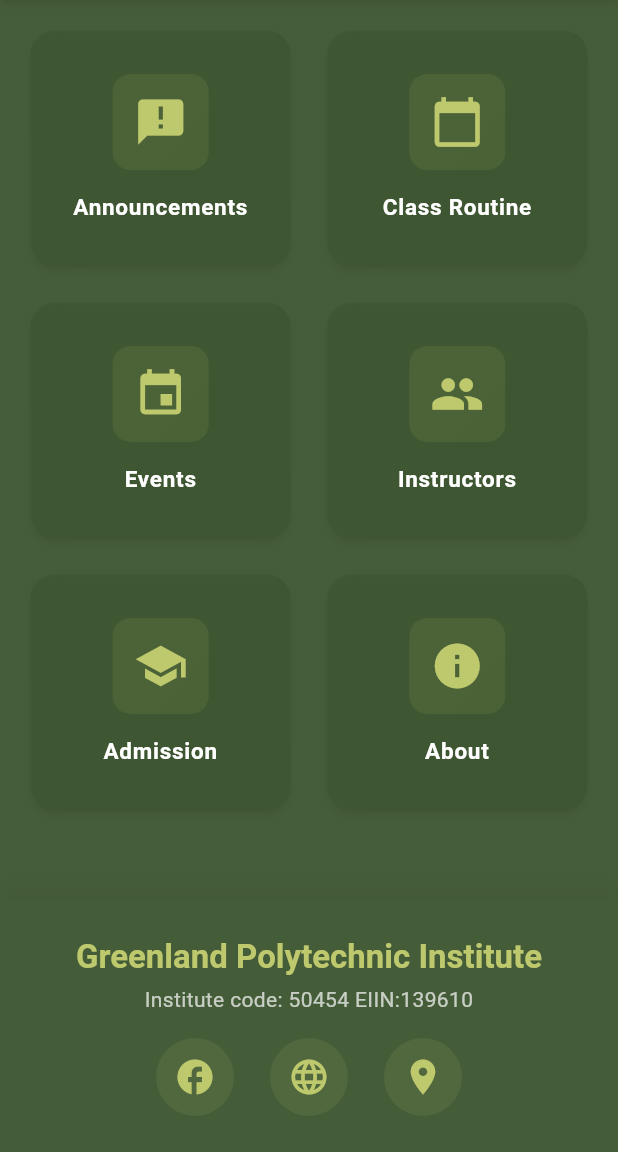
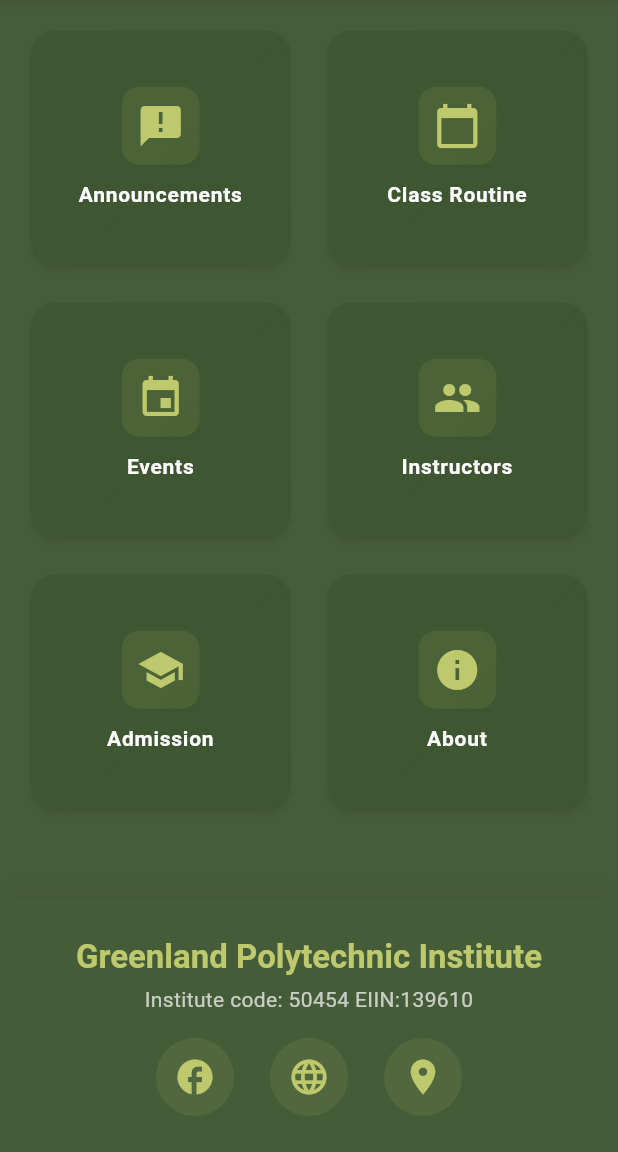
Before and after one commit to mefury/gpiportalclient, a Flutter app: the screen it shows after launch, on a phone screen of 412 x 824 dp, the part 84-1236 px from its top. Run offline on Flutter 3.47's test engine with Material 3 defaults, Android fonts, the phone set to English and light mode, and no system bars; our stand-ins replace get, supabase_flutter; missing offline and left inert: dart:html, image_picker_web; accounts and stored records are empty.

Commit message:
desktopview update

```diff
--- a/lib/app/ui/pages/home_page.dart
+++ b/lib/app/ui/pages/home_page.dart
@@ -53,11 +53,12 @@ class HomePage extends StatelessWidget {
                 ),
               ),
               child: GridView.count(
-                crossAxisCount: size.width < 600 ? 2 : 3, // 3 columns for larger screens
+                shrinkWrap: true,
+                crossAxisCount: 2, // Always use 2 columns since we're in mobile width
                 padding: EdgeInsets.all(buttonPadding),
                 mainAxisSpacing: buttonPadding,
                 crossAxisSpacing: buttonPadding,
-                childAspectRatio: 1.1, // Make buttons slightly taller than wide
+                childAspectRatio: 1.1, // Keep the existing aspect ratio
                 children: [
                   _buildMenuButton(
                     context,
@@ -118,6 +119,7 @@ class HomePage extends StatelessWidget {
               ],
             ),
             child: Column(
+              mainAxisSize: MainAxisSize.min,
               children: [
                 Text(
                   'Greenland Polytechnic Institute',
@@ -190,25 +192,26 @@ class HomePage extends StatelessWidget {
             ),
           ),
           child: Column(
+            mainAxisSize: MainAxisSize.min,
             mainAxisAlignment: MainAxisAlignment.center,
             children: [
               Container(
-                padding: EdgeInsets.all(isSmallScreen ? 12 : 14),
+                padding: EdgeInsets.all(isSmallScreen ? 8 : 10),
                 decoration: BoxDecoration(
                   color: Theme.of(context).colorScheme.primary.withOpacity(0.1),
                   borderRadius: BorderRadius.circular(12),
                 ),
                 child: Icon(
                   icon,
-                  size: isSmallScreen ? 32 : 36,
+                  size: isSmallScreen ? 28 : 32,
                   color: Theme.of(context).colorScheme.primary,
                 ),
               ),
-              SizedBox(height: isSmallScreen ? 12 : 14),
+              SizedBox(height: isSmallScreen ? 8 : 10),
               Text(
                 label,
                 style: TextStyle(
-                  fontSize: isSmallScreen ? 14 : 15,
+                  fontSize: isSmallScreen ? 13 : 14,
                   fontWeight: FontWeight.w600,
                   color: Theme.of(context).colorScheme.onSurface,
                   letterSpacing: 0.5,
--- a/lib/main.dart
+++ b/lib/main.dart
@@ -9,13 +9,18 @@ import 'app/controllers/announcement_controller.dart';
 void main() async {
   WidgetsFlutterBinding.ensureInitialized();
 
-  await Supabase.initialize(
-    url: 'http://supabasekong-rk0cg8o4088wk0wcccss4804.172.86.88.103.sslip.io',
-    anonKey: 'eyJ0eXAiOiJKV1QiLCJhbGciOiJIUzI1NiJ9.eyJpc3MiOiJzdXBhYmFzZSIsImlhdCI6MTczNTI5NDYyMCwiZXhwIjo0ODkwOTY4MjIwLCJyb2xlIjoiYW5vbiJ9.TeYaL1HzSnnhe83ziNqB-F17n5CKmsxzEhNIIn3oO90',
-  );
+  try {
+    await Supabase.initialize(
+      url: 'http://supabasekong-rk0cg8o4088wk0wcccss4804.172.86.88.103.sslip.io',
+      anonKey: 'eyJ0eXAiOiJKV1QiLCJhbGciOiJIUzI1NiJ9.eyJpc3MiOiJzdXBhYmFzZSIsImlhdCI6MTczNTI5NDYyMCwiZXhwIjo0ODkwOTY4MjIwLCJyb2xlIjoiYW5vbiJ9.TeYaL1HzSnnhe83ziNqB-F17n5CKmsxzEhNIIn3oO90',
+    );
+  } catch (e) {
+    debugPrint('Supabase initialization error: $e');
+  }
 
   Get.put(ThemeController());
   Get.put(AnnouncementController());
+
   runApp(const MyApp());
 }
 
@@ -25,6 +30,14 @@ class MyApp extends StatelessWidget {
   @override
   Widget build(BuildContext context) {
     return GetMaterialApp(
+      builder: (context, child) {
+        return Center(
+          child: ConstrainedBox(
+            constraints: const BoxConstraints(maxWidth: 700), // Changed from 450 to 700 for tablet width
+            child: child!,
+          ),
+        );
+      },
       debugShowCheckedModeBanner: false,
       title: 'GPI Portal',
       theme: AppTheme.lightTheme,
```
